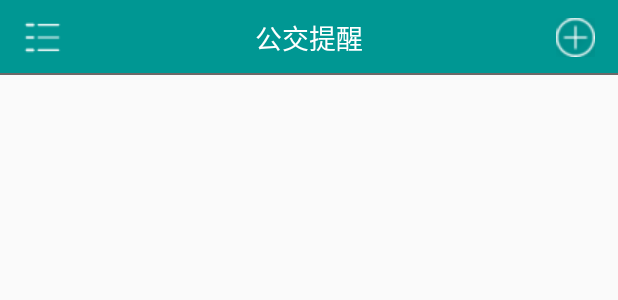
After one commit to L1uj1awe1/BusAlarm, an Android app: the layout view_action_bar.xml on its own in the app's theme, with its tools: preview values and no code run, on a phone screen of 412 x 824 dp. The commit adds this screen. Shown: the top 300 px of the screen. Run offline under Robolectric (Android 15) with nearby library versions, the phone set to English and light mode, and no system bars.

Commit message:
菜单封装

```diff
--- a/app/src/main/java/com/readboyi/busalarm/MainActivity.kt
+++ b/app/src/main/java/com/readboyi/busalarm/MainActivity.kt
@@ -13,7 +13,7 @@ import com.readboyi.busalarm.controller.fragment.BusListenerListFragment
 import kotlinx.android.synthetic.main.activity_main.*
 import android.widget.TextView
 import com.readboyi.busalarm.controller.activity.SecondActivity
-
+import kotlinx.android.synthetic.main.view_action_bar.*
 
 class MainActivity : AppCompatActivity(), View.OnClickListener {
 
@@ -27,13 +27,14 @@ class MainActivity : AppCompatActivity(), View.OnClickListener {
 
     private fun init() {
         PgyCrashManager.register(this)
-        initView()
         initMenu()
         initFragment()
+        initView()
     }
 
-    private fun initView(){
+    private fun initView() {
         btn_menu.setOnClickListener(this)
+        btn_add.setOnClickListener(this)
     }
 
     override fun onClick(v: View?) {
--- /dev/null
+++ b/app/src/main/java/com/readboyi/busalarm/wedget/BusActionBar.kt
@@ -0,0 +1,42 @@
+package com.readboyi.busalarm.wedget
+
+import android.content.Context
+import android.util.AttributeSet
+import android.view.View
+import android.widget.RelativeLayout
+import kotlinx.android.synthetic.main.view_action_bar.view.*
+
+/**
+ * Created by liujiawei on 18-7-10.
+ */
+class BusActionBar(context: Context?, attrs: AttributeSet?) : RelativeLayout(context, attrs), View.OnClickListener {
+
+    interface BusActionBarListener {
+        fun onClickBarMenu()
+        fun onClickBarAdd()
+    }
+
+    var listener: BusActionBarListener? = null
+
+    override fun onFinishInflate() {
+        super.onFinishInflate()
+        init()
+    }
+
+    private fun init() {
+        btn_bar_menu.setOnClickListener(this)
+        btn_bar_add.setOnClickListener(this)
+    }
+
+    fun updateActionBarTitle(title: String) {
+        tv_bar_title.text = title
+    }
+
+    override fun onClick(v: View?) {
+        when(v){
+            btn_bar_menu -> listener?.onClickBarMenu()
+            btn_bar_add -> listener?.onClickBarAdd()
+        }
+    }
+
+}
--- a/app/src/main/res/layout/activity_main.xml
+++ b/app/src/main/res/layout/activity_main.xml
@@ -38,12 +38,8 @@
             android:layout_alignParentEnd="true"
             android:layout_marginEnd="15dp"
             />
-        <!--<TextView-->
-            <!--android:layout_width="match_parent"-->
-            <!--android:layout_height="1dp"-->
-            <!--android:background="@color/shadow"-->
-            <!--android:layout_alignParentBottom="true"/>-->
     </RelativeLayout>
+
 
     <com.github.mzule.fantasyslide.FantasyDrawerLayout xmlns:app="http://schemas.android.com/apk/res-auto"
         android:id="@+id/drawerLayout"
--- /dev/null
+++ b/app/src/main/res/layout/view_action_bar.xml
@@ -0,0 +1,41 @@
+<?xml version="1.0" encoding="utf-8"?>
+<com.readboyi.busalarm.wedget.BusActionBar
+    xmlns:android="http://schemas.android.com/apk/res/android"
+    android:id="@+id/bus_action_bar"
+    android:layout_width="match_parent"
+    android:layout_height="50dp"
+    android:background="@color/theme_color"
+    >
+    <Button
+        android:id="@+id/btn_bar_menu"
+        android:layout_width="26dp"
+        android:layout_height="26dp"
+        android:background="@drawable/menu"
+        android:layout_centerVertical="true"
+        android:layout_alignParentStart="true"
+        android:layout_marginStart="15dp"
+        />
+    <TextView
+        android:id="@+id/tv_bar_title"
+        android:layout_width="wrap_content"
+        android:layout_height="wrap_content"
+        android:gravity="center"
+        android:textSize="18sp"
+        android:textColor="@color/white"
+        android:layout_centerInParent="true"
+        android:text="公交提醒"/>
+    <Button
+        android:id="@+id/btn_bar_add"
+        android:layout_width="26dp"
+        android:layout_height="26dp"
+        android:background="@drawable/add"
+        android:layout_centerVertical="true"
+        android:layout_alignParentEnd="true"
+        android:layout_marginEnd="15dp"
+        />
+    <TextView
+        android:layout_width="match_parent"
+        android:layout_height="1dp"
+        android:background="@color/shadow"
+        android:layout_alignParentBottom="true"/>
+</com.readboyi.busalarm.wedget.BusActionBar>
```
